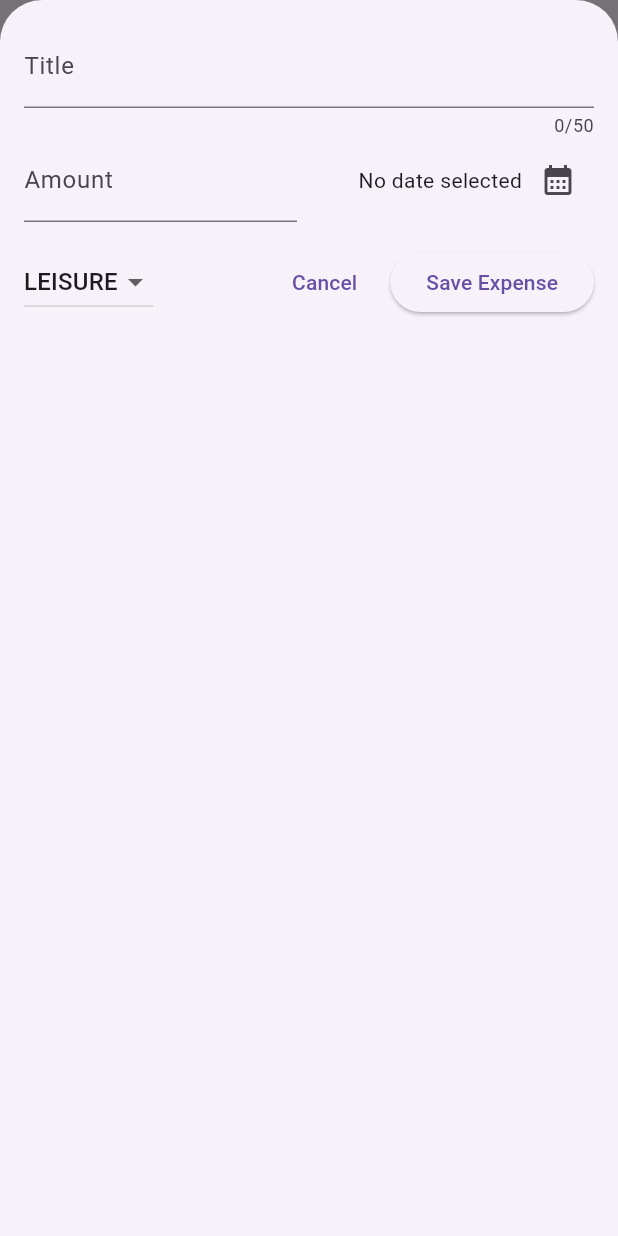
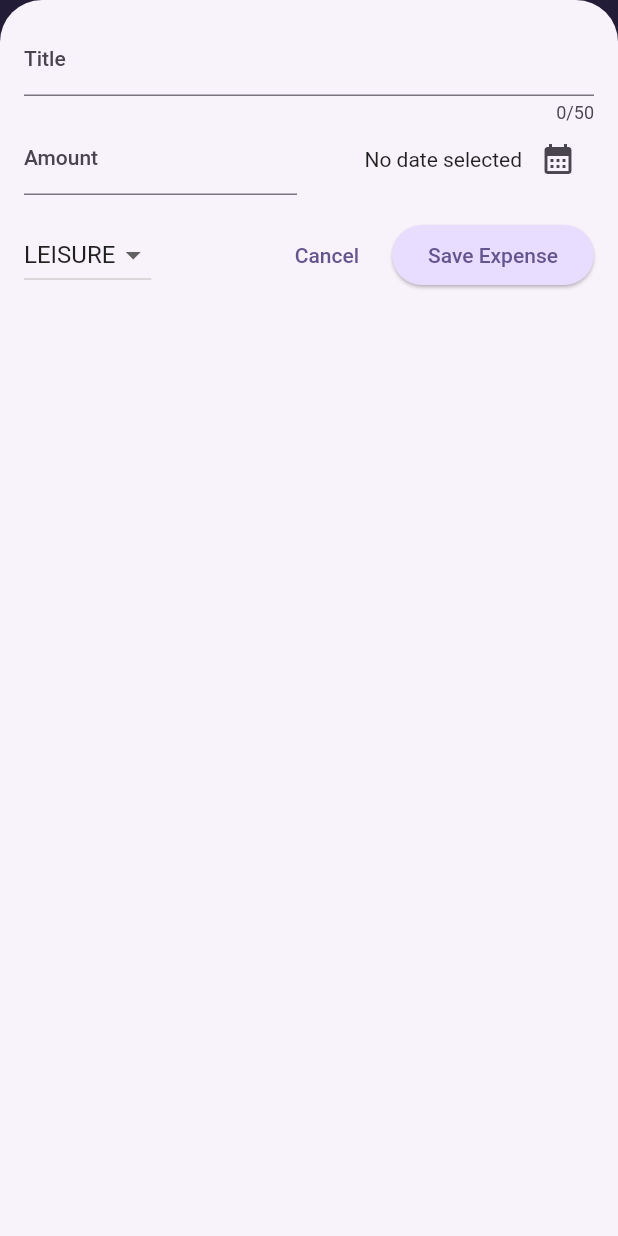
Before and after one commit to dyWe2216/flutter-expense-tracker, a Flutter app: the screen it shows after launch, after a tap on the "add" icon, on a phone screen of 412 x 824 dp. Run offline on Flutter 3.47's test engine with Material 2 defaults, Android fonts, the phone set to English and light mode, and no system bars.

Commit message:
refactor: theme 적용

```diff
--- a/lib/main.dart
+++ b/lib/main.dart
@@ -1,10 +1,39 @@
 import 'package:flutter/material.dart';
 import 'package:flutter_expense_tracker/widgets/expenses.dart';
+
+var kColorScheme =
+    ColorScheme.fromSeed(seedColor: const Color.fromARGB(255, 96, 59, 181));
 
 void main() {
   runApp(
     MaterialApp(
-      theme: ThemeData(useMaterial3: true),
+      theme: ThemeData().copyWith(
+        useMaterial3: true,
+        colorScheme: kColorScheme,
+        appBarTheme: const AppBarTheme().copyWith(
+          backgroundColor: kColorScheme.onPrimaryContainer,
+          foregroundColor: kColorScheme.primaryContainer,
+        ),
+        cardTheme: const CardTheme().copyWith(
+          color: kColorScheme.secondaryContainer,
+          margin: const EdgeInsets.symmetric(
+            horizontal: 16,
+            vertical: 8,
+          ),
+        ),
+        elevatedButtonTheme: ElevatedButtonThemeData(
+          style: ElevatedButton.styleFrom(
+            backgroundColor: kColorScheme.primaryContainer,
+          ),
+        ),
+        textTheme: ThemeData().textTheme.copyWith(
+              titleLarge: TextStyle(
+                fontWeight: FontWeight.bold,
+                color: kColorScheme.onSecondaryContainer,
+                fontSize: 16,
+              ),
+            ),
+      ),
       home: const Expenses(),
     ),
   );
--- a/lib/widgets/expenses_list/expense_item.dart
+++ b/lib/widgets/expenses_list/expense_item.dart
@@ -18,11 +18,13 @@ class ExpenseItem extends StatelessWidget {
           vertical: 16,
         ),
         child: Column(
+          crossAxisAlignment: CrossAxisAlignment.start,
           children: [
-            Text(expense.title),
-            const SizedBox(
-              height: 4,
+            Text(
+              expense.title,
+              style: Theme.of(context).textTheme.titleLarge,
             ),
+            const SizedBox(height: 4),
             Row(
               children: [
                 Text('\$${expense.amount.toStringAsFixed(2)}'),
--- a/lib/widgets/expenses_list/expenses_list.dart
+++ b/lib/widgets/expenses_list/expenses_list.dart
@@ -18,6 +18,11 @@ class ExpensesList extends StatelessWidget {
         itemCount: expenses.length,
         itemBuilder: (_, index) => Dismissible(
               key: ValueKey(expenses[index]),
+              background: Container(
+                color: Theme.of(context).colorScheme.error.withOpacity(0.75),
+                margin: EdgeInsets.symmetric(
+                    horizontal: Theme.of(context).cardTheme.margin!.horizontal),
+              ),
               onDismissed: (direction) {
                 onRemoveExpense(expenses[index]);
               },
```
